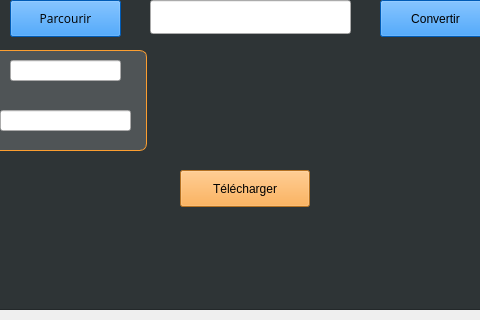
Above: modules/ui/qt_ui/mainwindow.ui from cloud441/Procerfa before the change; both pictures show x 180 to 660 and y 330 to 650 of the 841 by 650 pixel window. Below: the same form after it.
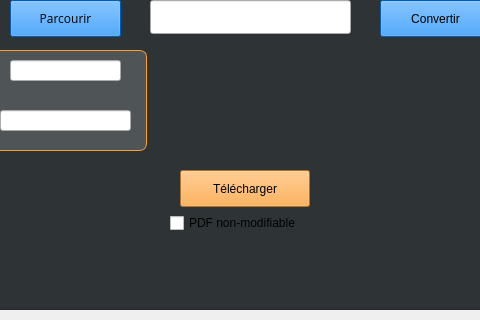
That is the form after the change.

Commit message: [UI][BACKEND]: add readonly mode button

```diff
--- a/modules/ui/qt_ui/mainwindow.ui
+++ b/modules/ui/qt_ui/mainwindow.ui
@@ -224,6 +224,22 @@
        <enum>Qt::Vertical</enum>
       </property>
      </widget>
+     <widget class="QCheckBox" name="readonly_checkbox">
+      <property name="geometry">
+       <rect>
+        <x>340</x>
+        <y>530</y>
+        <width>141</width>
+        <height>26</height>
+       </rect>
+      </property>
+      <property name="styleSheet">
+       <string notr="true">checkBox-&gt;setStyleSheet(&quot;QCheckBox { color: white }&quot;);</string>
+      </property>
+      <property name="text">
+       <string>PDF non-modifiable</string>
+      </property>
+     </widget>
      <zorder>label</zorder>
      <zorder>label_2</zorder>
      <zorder>line</zorder>
```
Left out of the diff: 1 changed line with no effect on the pictures. The commit also changes 4 other files.
